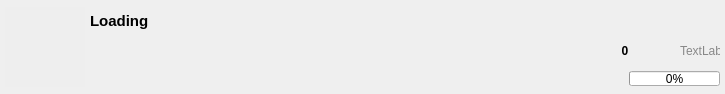
Old version of the form src/ui/DownloadItem.ui in the repository gyuha/wolf-catcher.
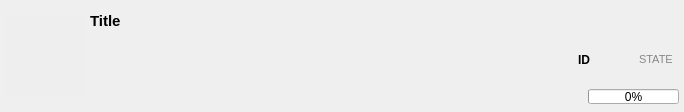
New version of the form. Icons and pictures are not drawn.

Patch:
```diff
--- a/src/ui/DownloadItem.ui
+++ b/src/ui/DownloadItem.ui
@@ -6,8 +6,8 @@
    <rect>
     <x>0</x>
     <y>0</y>
-    <width>725</width>
-    <height>94</height>
+    <width>684</width>
+    <height>112</height>
    </rect>
   </property>
   <property name="windowTitle">
@@ -60,14 +60,32 @@
     </widget>
    </item>
    <item>
-    <layout class="QVBoxLayout" name="verticalLayout">
+    <layout class="QVBoxLayout" name="verticalLayout" stretch="1,0,0">
+     <property name="sizeConstraint">
+      <enum>QLayout::SetMaximumSize</enum>
+     </property>
      <property name="topMargin">
       <number>5</number>
      </property>
      <item>
-      <layout class="QHBoxLayout" name="horizontalLayout_2">
+      <layout class="QHBoxLayout" name="horizontalLayout_2" stretch="1,0,0,0">
+       <property name="sizeConstraint">
+        <enum>QLayout::SetDefaultConstraint</enum>
+       </property>
        <item>
         <widget class="QLabel" name="title_label">
+         <property name="sizePolicy">
+          <sizepolicy hsizetype="Preferred" vsizetype="Preferred">
+           <horstretch>1</horstretch>
+           <verstretch>1</verstretch>
+          </sizepolicy>
+         </property>
+         <property name="minimumSize">
+          <size>
+           <width>0</width>
+           <height>0</height>
+          </size>
+         </property>
          <property name="font">
           <font>
            <pointsize>11</pointsize>
@@ -75,7 +93,7 @@
           </font>
          </property>
          <property name="text">
-          <string>Loading</string>
+          <string>Title</string>
          </property>
          <property name="scaledContents">
           <bool>true</bool>
@@ -92,7 +110,7 @@
          </property>
          <property name="sizeHint" stdset="0">
           <size>
-           <width>40</width>
+           <width>20</width>
            <height>20</height>
           </size>
          </property>
@@ -165,7 +183,7 @@
           </font>
          </property>
          <property name="text">
-          <string>0</string>
+          <string>ID</string>
          </property>
          <property name="alignment">
           <set>Qt::AlignCenter</set>
@@ -180,13 +198,18 @@
            <height>16777215</height>
           </size>
          </property>
+         <property name="font">
+          <font>
+           <pointsize>8</pointsize>
+          </font>
+         </property>
          <property name="styleSheet">
           <string notr="true">#state_label {
 color: #888;
 }</string>
          </property>
          <property name="text">
-          <string>TextLabel</string>
+          <string>STATE</string>
          </property>
         </widget>
        </item>
```
